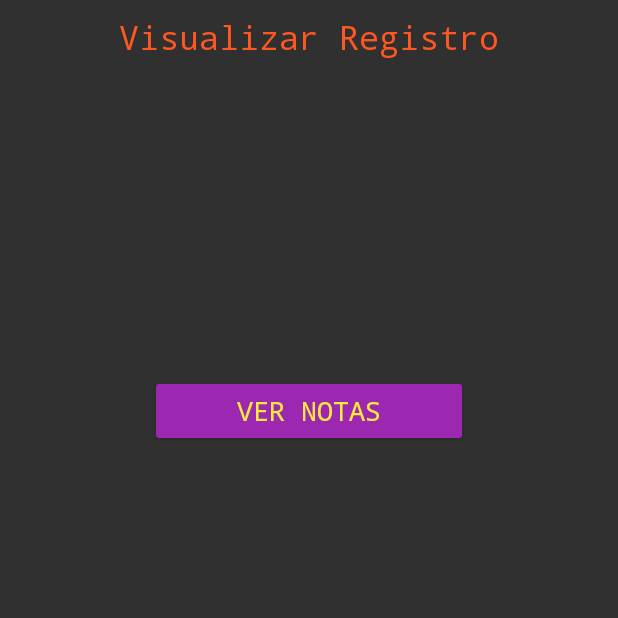
After one commit to jlopezsa/RegistroNotas, an Android app: the VerificarActivity screen opened directly, with no data from a screen before it, on a phone screen of 412 x 824 dp, the top half of it. The commit adds this screen. Run offline under Robolectric (Android 15) with nearby library versions, the phone set to English and light mode, and no system bars.

Commit message:
Notas de estudiantes visualizadas en Actividad Verificar

```diff
--- a/app/src/main/AndroidManifest.xml
+++ b/app/src/main/AndroidManifest.xml
@@ -20,6 +20,7 @@
         </activity>
 
         <activity android:name=".RegistrarActivity" />
+        <activity android:name=".VerificarActivity" />
 
     </application>
 
--- /dev/null
+++ b/app/src/main/java/com/example/registronotas/VerificarActivity.java
@@ -0,0 +1,57 @@
+package com.example.registronotas;
+
+import android.app.Activity;
+import android.os.Bundle;
+import android.util.Log;
+import android.view.View;
+import android.widget.Button;
+import android.widget.EditText;
+import android.widget.TextView;
+
+import androidx.recyclerview.widget.RecyclerView;
+
+public class VerificarActivity extends Activity {
+
+    private TextView muestra_resultado;
+    private RecyclerView pantalla;
+    private Button boton_ver_datos;
+    private Materia materia_reg = null;
+
+    @Override public void onCreate(Bundle saveInstanceState) {
+        super.onCreate(saveInstanceState);
+        setContentView(R.layout.activity_verificar);
+
+        //Log.i("VERIFICAR","Flag 1");
+
+        muestra_resultado = (TextView)findViewById(R.id.txt_visualizar);
+        boton_ver_datos = (Button)findViewById(R.id.btn_ver_notas);
+
+        // Recibiendo objeto desde Main
+        Bundle objeto_rx_of_main = getIntent().getExtras();
+        if(objeto_rx_of_main!=null){
+            materia_reg = (Materia) objeto_rx_of_main.getSerializable("MATERIA_VERIFICAR");
+        }
+
+        boton_ver_datos.setOnClickListener(new View.OnClickListener() {
+            @Override
+            public void onClick(View view) {
+                if(materia_reg!=null){
+                    for (int i = 0; i < materia_reg.getTotal_estudiantes(); i++) {
+                        muestra_resultado.append(materia_reg.getEstudiantes(i).getNombre()+ getString(R.string.tab)+
+                                materia_reg.getEstudiantes(i).getTotal_corte()+"\n");
+                    }
+                }
+                else{
+                    muestra_resultado.setText("Alumnos no registrados \n");
+                    muestra_resultado.append("Intente de nuevo");
+                }
+            }
+        });
+
+
+
+
+
+
+    }
+}
--- a/app/src/main/res/layout/activity_main.xml
+++ b/app/src/main/res/layout/activity_main.xml
@@ -12,8 +12,8 @@
         android:orientation="vertical">
 
         <TextView
+            android:id="@+id/textView3"
             style="@style/EstiloTitulo"
-            android:id="@+id/textView3"
             android:text="Registro de notas" />
 
         <TextView
--- a/app/src/main/res/layout/activity_verificar.xml
+++ b/app/src/main/res/layout/activity_verificar.xml
@@ -3,4 +3,29 @@
     android:layout_width="match_parent"
     android:layout_height="match_parent">
 
+    <LinearLayout
+        android:layout_width="match_parent"
+        android:layout_height="match_parent"
+        android:orientation="vertical">
+
+        <TextView
+            android:id="@+id/textView2"
+            style="@style/EstiloTitulo"
+            android:text="Visualizar Registro" />
+
+        <TextView
+            android:id="@+id/txt_visualizar"
+            style="@style/MiPrimerEstilo"
+            android:gravity="left"
+            android:singleLine="false"
+            android:text="" />
+
+        <Button
+            android:id="@+id/btn_ver_notas"
+            style="@style/EstiloBoton"
+            android:layout_width="match_parent"
+            android:layout_height="wrap_content"
+            android:text="Ver Notas" />
+
+    </LinearLayout>
 </androidx.constraintlayout.widget.ConstraintLayout>
--- a/app/src/main/res/values/strings.xml
+++ b/app/src/main/res/values/strings.xml
@@ -1,3 +1,4 @@
 <resources>
     <string name="app_name">RegistroNotas</string>
+    <string name="tab">\u0009\u0009\u0009\u0009</string>
 </resources>
```
Also changed, not shown: app/src/main/java/com/example/registronotas/Corte.java (+12 -2 lines), app/src/main/java/com/example/registronotas/Estudiante.java (+7 -1 lines), app/src/main/java/com/example/registronotas/MainActivity.java (+28 -0 lines), app/src/main/java/com/example/registronotas/Materia.java (+8 -0 lines), app/src/main/java/com/example/registronotas/RegistrarActivity.java (+4 -8 lines).
